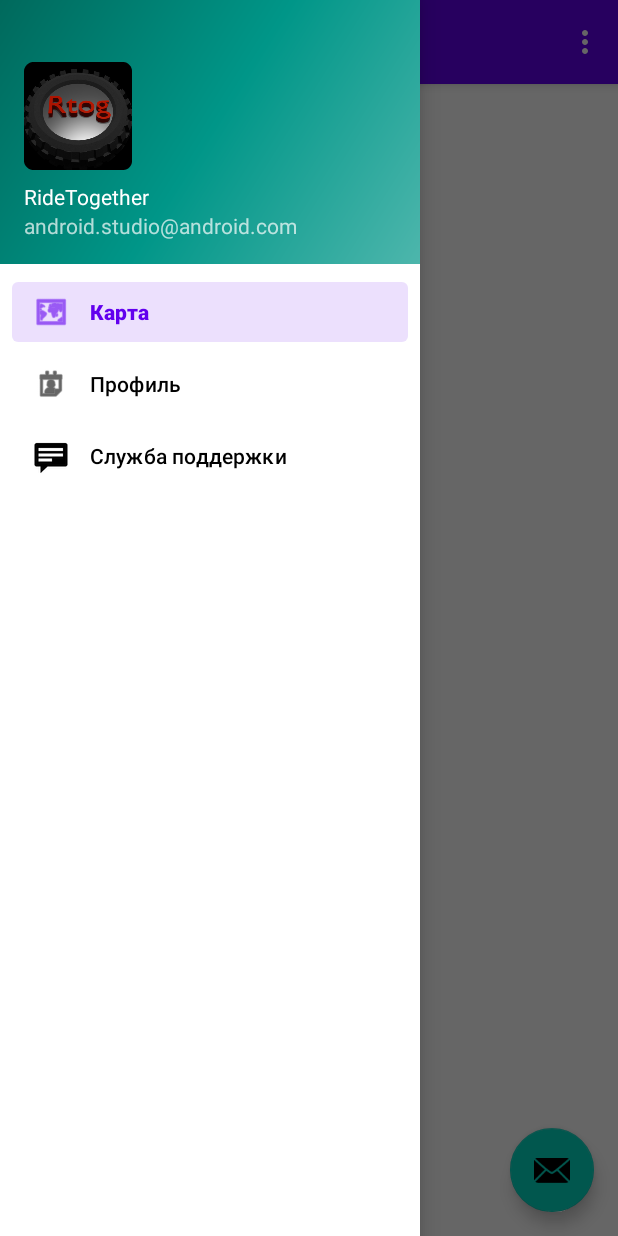
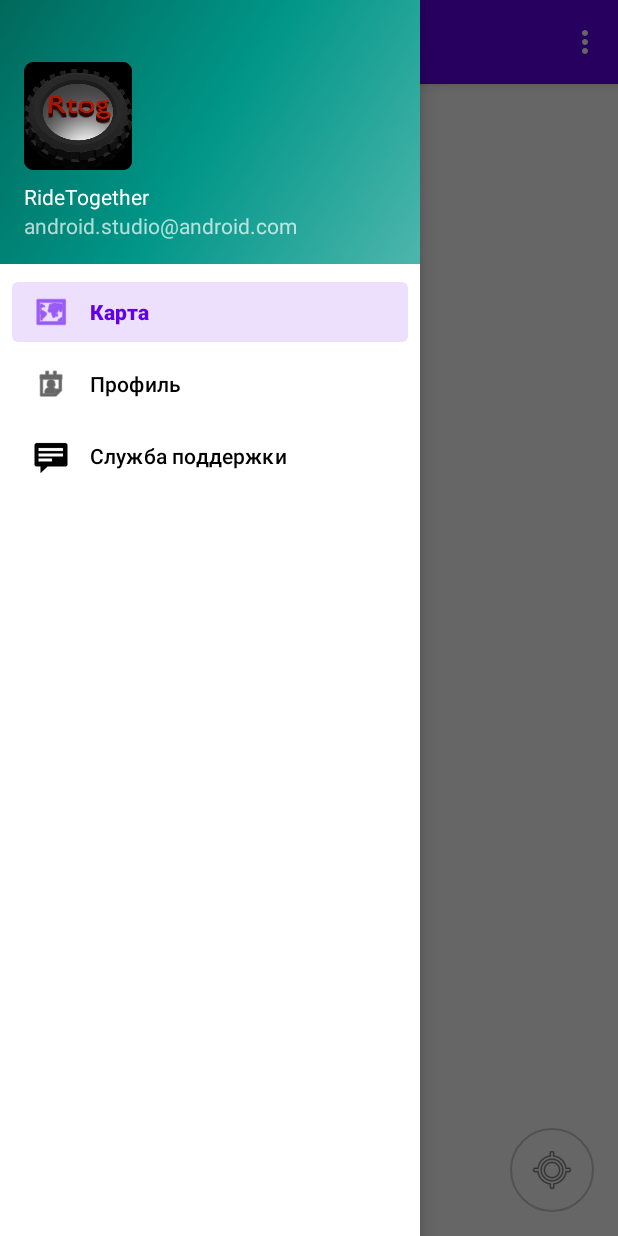
Before and after one commit to CodeGeassC/Rtog, an Android app: the screen it shows after launch (MainActivity), with the side drawer open, on a phone screen of 412 x 824 dp. Run offline under Robolectric (Android 15) with nearby library versions, the phone set to English and light mode, and no system bars; our stand-ins replace navigation-ui; libraries missing offline, so code that uses them is left out: com.yandex.mapkit, com.yandex.runtime; plain views replace MapView; 12 statements that could not run were skipped.

Commit message:
Added a button to locate current position

```diff
--- a/app/build.gradle.kts
+++ b/app/build.gradle.kts
@@ -53,6 +53,7 @@ dependencies {
     androidTestImplementation(libs.androidx.espresso.core)
     implementation("com.github.bumptech.glide:glide:4.16.0")
     implementation("com.yandex.android:maps.mobile:4.15.0-lite")
+    implementation("com.google.android.gms:play-services-location:21.3.0")
 
 
 }
--- a/app/src/main/java/com/example/rtog/MainActivity.kt
+++ b/app/src/main/java/com/example/rtog/MainActivity.kt
@@ -26,11 +26,11 @@ class MainActivity : AppCompatActivity() {
 
         setSupportActionBar(binding.appBarMain.toolbar)
 
-        binding.appBarMain.fab.setOnClickListener { view ->
+        /*binding.appBarMain.fab.setOnClickListener { view ->
             Snackbar.make(view, "Replace with your own action", Snackbar.LENGTH_LONG)
                 .setAction("Action", null)
                 .setAnchorView(R.id.fab).show()
-        }
+        }*/
         val drawerLayout: DrawerLayout = binding.drawerLayout
         val navView: NavigationView = binding.navView
         val navController = findNavController(R.id.nav_host_fragment_content_main)
--- a/app/src/main/java/com/example/rtog/ui/home/HomeFragment.kt
+++ b/app/src/main/java/com/example/rtog/ui/home/HomeFragment.kt
@@ -1,21 +1,27 @@
 package com.example.rtog.ui.home
 
+import android.content.pm.PackageManager
 import android.os.Bundle
+import android.os.Looper
 import android.view.LayoutInflater
 import android.view.View
 import android.view.ViewGroup
-import android.widget.Toast
+import androidx.core.app.ActivityCompat
 import androidx.fragment.app.Fragment
 import com.example.rtog.MainActivity
 import com.example.rtog.R
 import com.example.rtog.databinding.FragmentHomeBinding
+import com.google.android.gms.location.FusedLocationProviderClient
+import com.google.android.gms.location.LocationCallback
+import com.google.android.gms.location.LocationRequest
+import com.google.android.gms.location.LocationResult
+import com.google.android.gms.location.LocationServices
+import com.google.android.gms.location.Priority
 import com.yandex.mapkit.Animation
 import com.yandex.mapkit.MapKitFactory
 import com.yandex.mapkit.geometry.Point
 import com.yandex.mapkit.layers.ObjectEvent
 import com.yandex.mapkit.map.CameraPosition
-import com.yandex.mapkit.map.CameraUpdateReason
-import com.yandex.mapkit.map.PlacemarkMapObject
 import com.yandex.mapkit.mapview.MapView
 import com.yandex.mapkit.user_location.UserLocationLayer
 import com.yandex.mapkit.user_location.UserLocationObjectListener
@@ -29,6 +35,8 @@ class HomeFragment : Fragment(), UserLocationObjectListener {
     private lateinit var mapView: MapView
     private lateinit var userLocationLayer: UserLocationLayer
     var userLocation: Point? = null
+    private lateinit var fusedLocationClient: FusedLocationProviderClient
+    private lateinit var locationCallback: LocationCallback
 
     override fun onCreateView(
         inflater: LayoutInflater, container: ViewGroup?,
@@ -48,6 +56,16 @@ class HomeFragment : Fragment(), UserLocationObjectListener {
         val map = mapView.mapWindow.map
         map.isRotateGesturesEnabled = false
 
+        // Инициализация Google Location Services
+        fusedLocationClient = LocationServices.getFusedLocationProviderClient(requireActivity())
+
+        locationCallback = object : LocationCallback() {
+            override fun onLocationResult(locationResult: LocationResult) {
+                locationResult.lastLocation?.let { location ->
+                    userLocation = Point(location.latitude, location.longitude)
+                }
+            }
+        }
 
         return binding.root
     }
@@ -55,24 +73,21 @@ class HomeFragment : Fragment(), UserLocationObjectListener {
     override fun onViewCreated(view: View, savedInstanceState: Bundle?) {
         super.onViewCreated(view, savedInstanceState)
 
-        /*val mainActivity = activity as? MainActivity
+        val mainActivity = activity as? MainActivity
 
         // Обработка нажатия на кнопку "К моей геопозиции"
         binding.btnMyLocation.setOnClickListener {
-            val userLocation = mainActivity?.userLocation
-            if (userLocation != null) {
-                mapView?.map?.move(
+            userLocation?.let {
+                mapView.map?.move(
                     CameraPosition(
-                        Point(userLocation.latitude, userLocation.longitude),
+                        Point(it.latitude, it.longitude),
                         16.0f, 0.0f, 0.0f
                     ),
                     Animation(Animation.Type.SMOOTH, 1.0f),
                     null
                 )
-            } else {
-                Toast.makeText(requireContext(), "Геопозиция не получена", Toast.LENGTH_SHORT).show()
             }
-        }*/
+        }
     }
 
     override fun onDestroyView() {
@@ -84,9 +99,24 @@ class HomeFragment : Fragment(), UserLocationObjectListener {
         super.onStart()
         MapKitFactory.getInstance().onStart()
         mapView.onStart()
+
+        // Проверка разрешений
+        if (ActivityCompat.checkSelfPermission(
+                requireContext(),
+                android.Manifest.permission.ACCESS_FINE_LOCATION
+            ) == PackageManager.PERMISSION_GRANTED
+        ) {
+            val request = LocationRequest.Builder(3000L).setPriority(Priority.PRIORITY_HIGH_ACCURACY).build()
+            fusedLocationClient.requestLocationUpdates(
+                request,
+                locationCallback,
+                Looper.getMainLooper()
+            )
+        }
     }
 
     override fun onStop() {
+        fusedLocationClient.removeLocationUpdates(locationCallback)
         mapView.onStop()
         MapKitFactory.getInstance().onStop()
         super.onStop()
@@ -96,18 +126,14 @@ class HomeFragment : Fragment(), UserLocationObjectListener {
     override fun onObjectAdded(userLocationView: UserLocationView) {
         val mainActivity = activity as? MainActivity
         userLocationView.arrow.setIcon(ImageProvider.fromResource(mainActivity, R.drawable.user_arrow))
-        userLocationView.pin.setIcon(ImageProvider.fromResource(mainActivity, R.drawable.user_pin))
+        //userLocationView.pin.setIcon(ImageProvider.fromResource(mainActivity, R.drawable.user_pin))
     }
 
     override fun onObjectRemoved(userLocationView: UserLocationView) {}
     override fun onObjectUpdated(
-        p0: UserLocationView,
-        p1: ObjectEvent
+        userLocationView: UserLocationView,
+        objectEvent: ObjectEvent
     ) {
-        /* TODO("Not yet implemented") */
-    }
-
-    fun onObjectUpdated(userLocationView: UserLocationView, placemark: PlacemarkMapObject) {
-        userLocation = placemark.geometry // <-- Сохраняем точку
+        //userLocation = userLocationView.arrow.geometry
     }
 }
--- a/app/src/main/res/layout/app_bar_main.xml
+++ b/app/src/main/res/layout/app_bar_main.xml
@@ -22,13 +22,4 @@
 
     <include layout="@layout/content_main" />
 
-    <com.google.android.material.floatingactionbutton.FloatingActionButton
-        android:id="@+id/fab"
-        android:layout_width="wrap_content"
-        android:layout_height="wrap_content"
-        android:layout_gravity="bottom|end"
-        android:layout_marginEnd="@dimen/fab_margin"
-        android:layout_marginBottom="16dp"
-        app:srcCompat="@android:drawable/ic_dialog_email" />
-
 </androidx.coordinatorlayout.widget.CoordinatorLayout>
```
